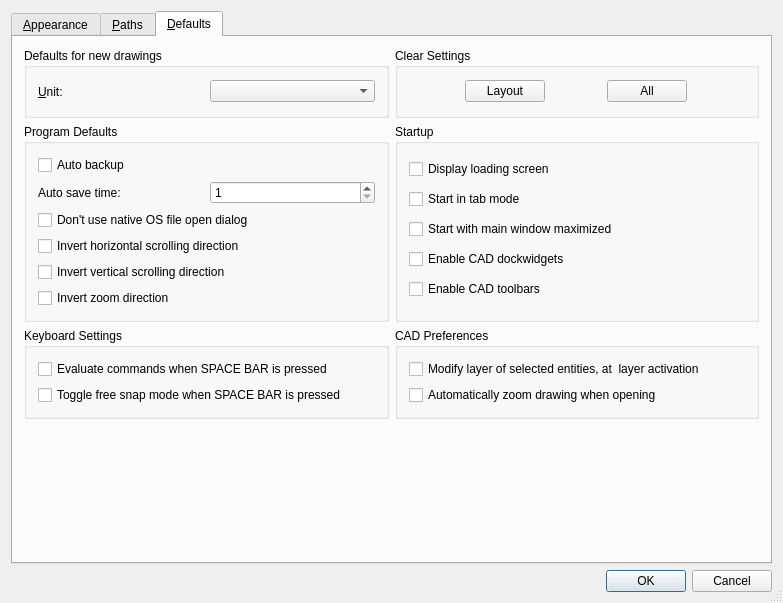
First picture: the form in librecad/src/ui/forms/qg_dlgoptionsgeneral.ui, repository LibreCAD/LibreCAD, before the edit.
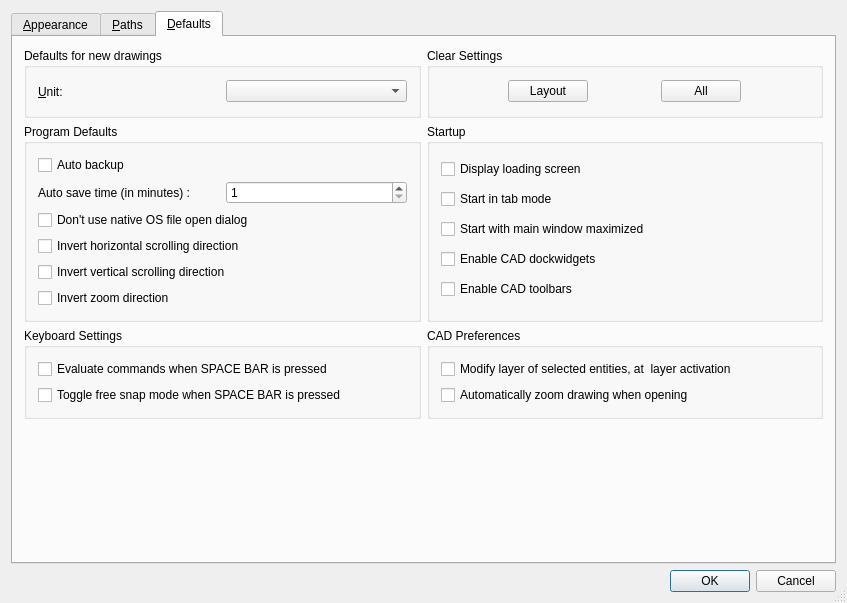
Second picture: the form after the edit. Icons and pictures are not drawn.

Commit message: Solved issue 1412

Diff of the .ui file:
```diff
--- a/librecad/src/ui/forms/qg_dlgoptionsgeneral.ui
+++ b/librecad/src/ui/forms/qg_dlgoptionsgeneral.ui
@@ -6,7 +6,7 @@
    <rect>
     <x>0</x>
     <y>0</y>
-    <width>783</width>
+    <width>847</width>
     <height>603</height>
    </rect>
   </property>
@@ -925,7 +925,7 @@
             <item>
              <widget class="QLabel" name="label">
               <property name="text">
-               <string>Auto save time:</string>
+               <string>Auto save time (in minutes) :  </string>
               </property>
              </widget>
             </item>
```
